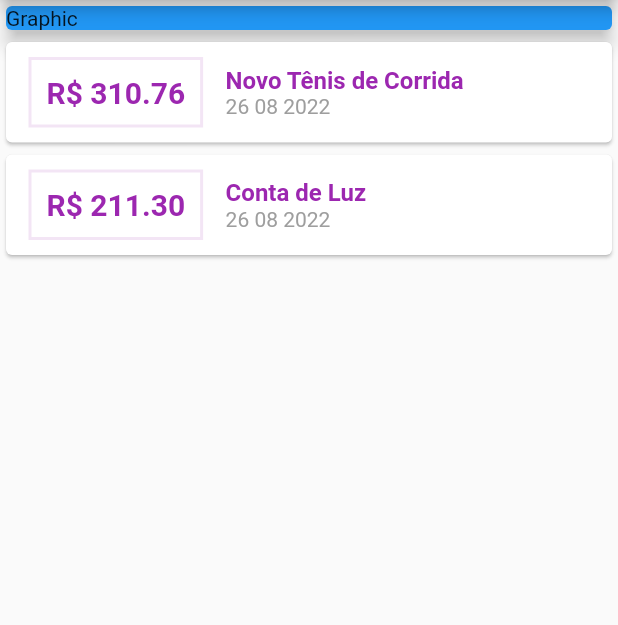
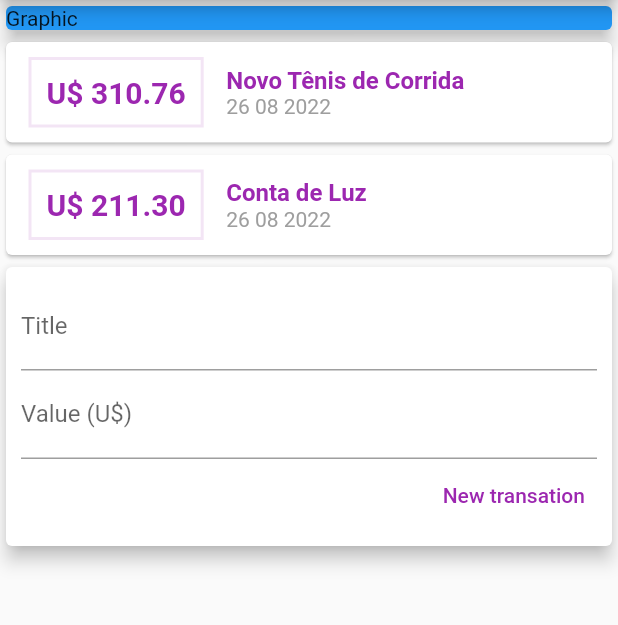
Before and after one commit to cadumeneses/personal_expenses, a Flutter app: the screen it shows after launch, on a phone screen of 412 x 824 dp, the part 84-709 px from its top. Run offline on Flutter 3.47's test engine with Material 2 defaults, Android fonts, the phone set to English and light mode, and no system bars.

Commit message:
refactor: add 3 new components

```diff
--- /dev/null
+++ b/lib/components/transaction_form.dart
@@ -0,0 +1,46 @@
+import 'package:flutter/material.dart';
+
+class TransationForm extends StatelessWidget {
+  TransationForm({Key? key}) : super(key: key);
+
+  final titleController = TextEditingController();
+  final valueController = TextEditingController();
+
+  @override
+  Widget build(BuildContext context) {
+    return Card(
+      elevation: 5,
+      child: Padding(
+        padding: const EdgeInsets.all(10),
+        child: Column(
+          children: [
+            TextField(
+              controller: titleController,
+              decoration: const InputDecoration(
+                labelText: 'Title',
+              ),
+            ),
+            TextField(
+              controller: titleController,
+              decoration: const InputDecoration(
+                labelText: 'Value (U\$)',
+              ),
+            ),
+            Row(
+              mainAxisAlignment: MainAxisAlignment.end,
+              children: [
+                TextButton(
+                  onPressed: () {},
+                  child: const Text(
+                    'New transation',
+                    style: TextStyle(color: Colors.purple),
+                  ),
+                ),
+              ],
+            )
+          ],
+        ),
+      ),
+    );
+  }
+}
--- /dev/null
+++ b/lib/components/transaction_list.dart
@@ -0,0 +1,58 @@
+import 'package:flutter/material.dart';
+import 'package:intl/intl.dart';
+import 'package:personal_expenses/models/transaction.dart';
+
+class TransactionList extends StatelessWidget {
+  const TransactionList({required this.transactions, Key? key})
+      : super(key: key);
+
+  final List<Transaction> transactions;
+
+  @override
+  Widget build(BuildContext context) {
+    return Column(
+      children: transactions.map((tr) {
+        return Card(
+          child: Row(
+            children: [
+              Container(
+                margin:
+                    const EdgeInsets.symmetric(horizontal: 15, vertical: 10),
+                decoration: BoxDecoration(
+                  border: Border.all(
+                    color: Colors.purple.shade50,
+                    width: 2,
+                  ),
+                ),
+                padding: const EdgeInsets.all(10),
+                child: Text(
+                  'U\$ ${tr.value.toStringAsFixed(2)}',
+                  style: const TextStyle(
+                      fontSize: 20,
+                      fontWeight: FontWeight.bold,
+                      color: Colors.purple),
+                ),
+              ),
+              Column(
+                crossAxisAlignment: CrossAxisAlignment.start,
+                children: [
+                  Text(
+                    tr.title,
+                    style: const TextStyle(
+                        color: Colors.purple,
+                        fontWeight: FontWeight.bold,
+                        fontSize: 16),
+                  ),
+                  Text(
+                    DateFormat('d MM y').format(tr.date),
+                    style: const TextStyle(color: Colors.grey),
+                  ),
+                ],
+              )
+            ],
+          ),
+        );
+      }).toList(),
+    );
+  }
+}
--- /dev/null
+++ b/lib/components/transaction_user.dart
@@ -0,0 +1,39 @@
+import 'package:flutter/cupertino.dart';
+import './transaction_form.dart';
+import './transaction_list.dart';
+import '../models/transaction.dart';
+
+class TransationUser extends StatefulWidget {
+  const TransationUser({Key? key}) : super(key: key);
+
+  @override
+  State<TransationUser> createState() => _TransationUserState();
+}
+
+class _TransationUserState extends State<TransationUser> {
+
+  final _transactions = [
+    Transaction(
+      id: 't1',
+      title: 'Novo Tênis de Corrida',
+      value: 310.76,
+      date: DateTime.now(),
+    ),
+    Transaction(
+      id: 't2',
+      title: 'Conta de Luz',
+      value: 211.30,
+      date: DateTime.now(),
+    ),
+  ];
+
+  @override
+  Widget build(BuildContext context) {
+    return Column(
+      children: [
+        TransactionList(transactions: _transactions),
+        TransationForm(),
+      ],
+    );
+  }
+}
--- a/lib/main.dart
+++ b/lib/main.dart
@@ -1,6 +1,5 @@
 import 'package:flutter/material.dart';
-import 'models/transaction.dart';
-import 'package:intl/intl.dart';
+import 'components/transaction_user.dart';
 
 main() => runApp(const ExpensesApp());
 
@@ -9,26 +8,12 @@ class ExpensesApp extends StatelessWidget {
 
   @override
   Widget build(BuildContext context) {
-    return MaterialApp(home: MyHomePage());
+    return const MaterialApp(home: MyHomePage());
   }
 }
 
 class MyHomePage extends StatelessWidget {
-  MyHomePage({Key? key}) : super(key: key);
-  final _transactions = [
-    Transaction(
-      id: 't1',
-      title: 'Novo Tênis de Corrida',
-      value: 310.76,
-      date: DateTime.now(),
-    ),
-    Transaction(
-      id: 't2',
-      title: 'Conta de Luz',
-      value: 211.30,
-      date: DateTime.now(),
-    ),
-  ];
+  const MyHomePage({Key? key}) : super(key: key);
 
   @override
   Widget build(BuildContext context) {
@@ -38,58 +23,15 @@ class MyHomePage extends StatelessWidget {
       ),
       body: Column(
         crossAxisAlignment: CrossAxisAlignment.stretch,
-        children: [
-          const SizedBox(
+        children: const [
+          SizedBox(
             child: Card(
               elevation: 5,
               color: Colors.blue,
               child: Text('Graphic'),
             ),
           ),
-          Column(
-            children: _transactions.map((tr) {
-              return Card(
-                child: Row(
-                  children: [
-                    Container(
-                      margin: const EdgeInsets.symmetric(
-                          horizontal: 15, vertical: 10),
-                      decoration: BoxDecoration(
-                        border: Border.all(
-                          color: Colors.purple.shade50,
-                          width: 2,
-                        ),
-                      ),
-                      padding: const EdgeInsets.all(10),
-                      child: Text(
-                        'R\$ ${tr.value.toStringAsFixed(2)}',
-                        style: const TextStyle(
-                            fontSize: 20,
-                            fontWeight: FontWeight.bold,
-                            color: Colors.purple),
-                      ),
-                    ),
-                    Column(
-                      crossAxisAlignment: CrossAxisAlignment.start,
-                      children: [
-                        Text(
-                          tr.title,
-                          style: const TextStyle(
-                              color: Colors.purple,
-                              fontWeight: FontWeight.bold,
-                              fontSize: 16),
-                        ),
-                        Text(
-                          DateFormat('d MM y').format(tr.date),
-                          style: const TextStyle(color: Colors.grey),
-                        ),
-                      ],
-                    )
-                  ],
-                ),
-              );
-            }).toList(),
-          ),
+          TransationUser(),
         ],
       ),
     );
```
